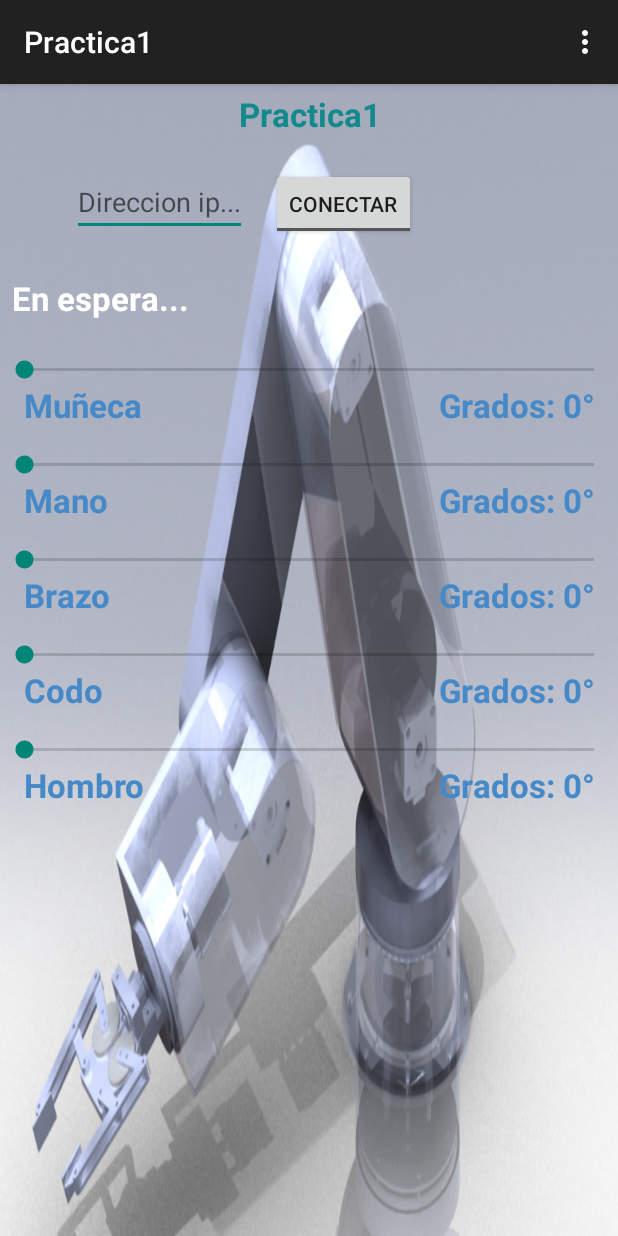
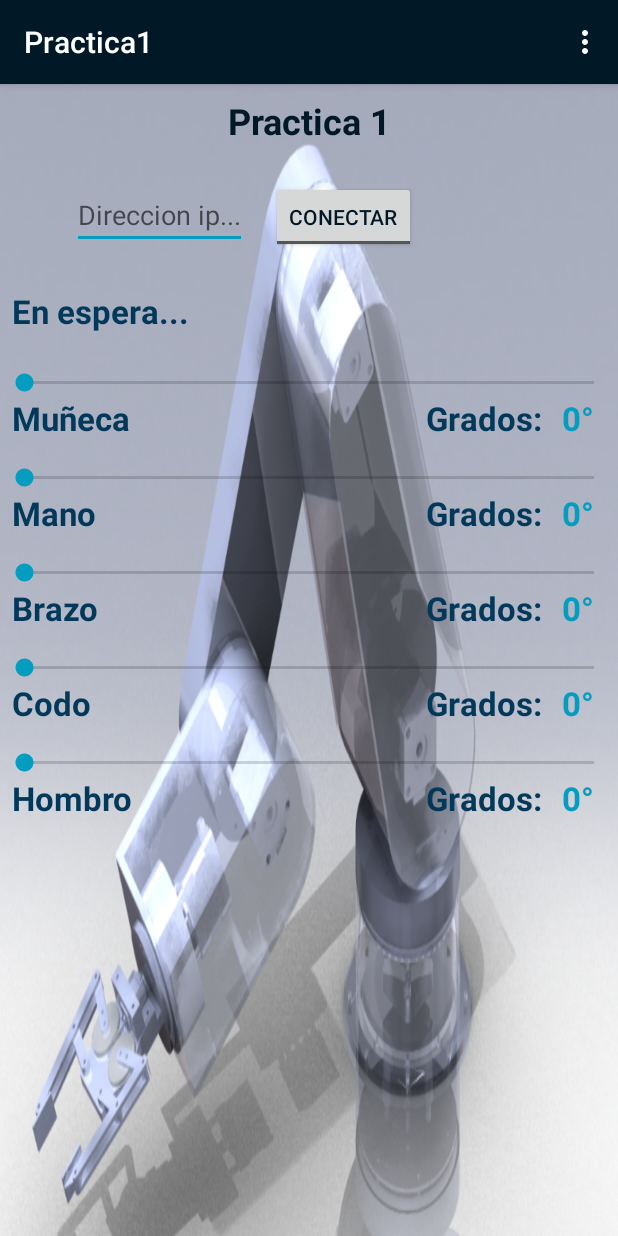
Before and after one commit to gustavo94/IR-2015-II, an Android app: the screen it shows after launch (IrlActivity), on a phone screen of 412 x 824 dp. Run offline under Robolectric (Android 15) with nearby library versions, the phone set to English and light mode, and no system bars.

Commit message:
Algunos cambios a diseño

```diff
--- a/app/src/main/java/com/example/usuario/practica1/IrlActivity.java
+++ b/app/src/main/java/com/example/usuario/practica1/IrlActivity.java
@@ -55,7 +55,7 @@ public class IrlActivity extends AppCompatActivity {
             public void onClick(View v) {
                 if (conexion.isChecked()) {
                     if(ip.getText().toString().equals("")) estado.setText("Ingrese una ip");
-                    else estado.setText("Conectando a" + ip.getText());
+                    else estado.setText("Conectando a: " + ip.getText());
                 } else {
                     estado.setText("En espera...");
                 }
@@ -156,19 +156,19 @@ public class IrlActivity extends AppCompatActivity {
     }
 
     public void mensajeGmu(){
-        gradosgmu.setText("Grados: "+gmu+"°");
+        gradosgmu.setText(gmu+"°");
     }
     public void mensajeGma(){
-        gradosgma.setText("Grados: "+gma+"°");
+        gradosgma.setText(gma+"°");
     }
     public void mensajeGbra(){
-        gradosgbr.setText("Grados: "+gbr+"°");
+        gradosgbr.setText(gbr+"°");
     }
     public void mensajeGco(){
-        gradosgco.setText("Grados: "+gco+"°");
+        gradosgco.setText(gco+"°");
     }
     public void mensajeGho(){
-        gradosgho.setText("Grados: "+gho+"°");
+        gradosgho.setText(gho+"°");
     }
 
 
--- /dev/null
+++ b/app/src/main/res/drawable/seekbar_progress.xml
@@ -0,0 +1,28 @@
+<?xml version="1.0" encoding="utf-8"?>
+<layer-list xmlns:android="http://schemas.android.com/apk/res/android">
+    <item>
+        <clip>
+            <shape>
+                <gradient
+                    android:startColor="#FF5e8ea3"
+                    android:centerColor="#FF32a0d2"
+                    android:centerY="0.1"
+                    android:endColor="#FF13729e"
+                    android:angle="270"
+                    />
+            </shape>
+        </clip>
+    </item>
+    <item>
+        <clip>
+            <bitmap xmlns:android="http://schemas.android.com/apk/res/android"
+                android:src="@drawable/abc_rob"
+                android:tileMode="repeat"
+                android:antialias="true"
+                android:dither="false"
+                android:filter="false"
+                android:gravity="left"
+                />
+        </clip>
+    </item>
+</layer-list>
--- a/app/src/main/res/layout/irl.xml
+++ b/app/src/main/res/layout/irl.xml
@@ -14,12 +14,13 @@
         android:id="@+id/title_text_view"
         android:layout_width="match_parent"
         android:layout_height="wrap_content"
-        android:text="@string/titulo"
+        android:text= "@string/titulo"
         android:textAppearance="?android:textAppearanceLarge"
-        android:textColor="#128a8d"
+        android:textColor="#011826"
         android:textStyle="bold"
         android:gravity="center"
-        android:layout_margin="5dp"/>
+        android:layout_margin="8dp"
+        android:textSize="24sp"/>
 
     <TableRow
         android:layout_width="match_parent"
@@ -46,7 +47,8 @@
                 android:layout_height="wrap_content"
                 android:hint="Direccion ip..."
                 android:layout_marginLeft="48dp"
-                android:layout_marginTop="16dp" />
+                android:layout_marginTop="16dp"
+                android:inputType="text"/>
 
             <ToggleButton
                 android:id="@+id/btnConectar"
@@ -55,7 +57,8 @@
                 android:text="@string/bconectar"
                 android:layout_margin="16dp"
                 android:textOff="Conectar"
-                android:textOn="Desconectar" />
+                android:textOn="Desconectar"
+                android:textColor="#011826"/>
 
 
         </LinearLayout>
@@ -66,7 +69,7 @@
                 android:layout_height="wrap_content"
                 android:text="En espera..."
                 android:textAppearance="?android:textAppearanceLarge"
-                android:textColor="#FFFFFF"
+                android:textColor="#023859"
                 android:textStyle="bold"
                 android:layout_margin="8dp" />
 
@@ -76,7 +79,8 @@
                 android:layout_height="wrap_content"
                 android:max="180"
                 android:progress="0"
-                android:layout_marginTop="16dp"/>
+                android:layout_marginTop="16dp"
+                />
 
             <LinearLayout
                 android:layout_width="match_parent"
@@ -90,24 +94,43 @@
                     android:layout_height="wrap_content"
                     android:text="Muñeca"
                     android:textAppearance="?android:textAppearanceLarge"
-                    android:textColor="#4689C8"
+                    android:textColor="#023859"
                     android:textStyle="bold"
-                    android:layout_marginLeft="16dp"
+                    android:layout_marginLeft="8dp"
                     />
 
+                <RelativeLayout
+                    android:layout_width="match_parent"
+                    android:layout_height="match_parent"
+                    android:orientation="horizontal"
+                    >
+
+                    <TextView
+
+                        android:layout_width="wrap_content"
+                        android:layout_height="wrap_content"
+                        android:text="Grados: "
+                        android:textAppearance="?android:textAppearanceLarge"
+                        android:textColor="#023859"
+                        android:textStyle="bold"
+                        android:layout_toLeftOf="@+id/seektext11"
+                        android:layout_marginRight="8dp"
+
+                        />
 
 
                 <TextView
                     android:id="@+id/seektext11"
-                android:layout_width="match_parent"
+                    android:layout_width="wrap_content"
                     android:layout_height="wrap_content"
-                android:text="Grados: 0°"
+                    android:text="0°"
                     android:textAppearance="?android:textAppearanceLarge"
-                android:textColor="#4689C8"
+                    android:textColor="#049DBF"
                     android:textStyle="bold"
-                android:gravity="right"
                     android:layout_marginRight="16dp"
+                    android:layout_alignParentRight="true"
                     />
+                    </RelativeLayout>
 
             </LinearLayout>
 
@@ -131,22 +154,43 @@
                     android:layout_height="wrap_content"
                     android:text="Mano"
                     android:textAppearance="?android:textAppearanceLarge"
-                    android:textColor="#4689C8"
+                    android:textColor="#023859"
                     android:textStyle="bold"
-                    android:layout_marginLeft="16dp"
+                    android:layout_marginLeft="8dp"
                     />
+
+                <RelativeLayout
+                    android:layout_width="match_parent"
+                    android:layout_height="match_parent"
+                    android:orientation="horizontal"
+                    >
+
+                    <TextView
+
+                        android:layout_width="wrap_content"
+                        android:layout_height="wrap_content"
+                        android:text="Grados: "
+                        android:textAppearance="?android:textAppearanceLarge"
+                        android:textColor="#023859"
+                        android:textStyle="bold"
+                        android:layout_toLeftOf="@+id/seektext22"
+                        android:layout_marginRight="8dp"
+
+                        />
+
 
                     <TextView
                         android:id="@+id/seektext22"
-                android:layout_width="match_parent"
+                        android:layout_width="wrap_content"
                         android:layout_height="wrap_content"
-                android:text="Grados: 0°"
+                        android:text="0°"
                         android:textAppearance="?android:textAppearanceLarge"
-                android:textColor="#4689C8"
+                        android:textColor="#049DBF"
                         android:textStyle="bold"
-                android:gravity="right"
                         android:layout_marginRight="16dp"
+                        android:layout_alignParentRight="true"
                         />
+                </RelativeLayout>
                 </LinearLayout>
 
             <SeekBar
@@ -169,22 +213,43 @@
                     android:layout_height="wrap_content"
                     android:text="Brazo"
                     android:textAppearance="?android:textAppearanceLarge"
-                    android:textColor="#4689C8"
+                    android:textColor="#023859"
                     android:textStyle="bold"
-                    android:layout_marginLeft="16dp"
+                    android:layout_marginLeft="8dp"
                     />
+
+                <RelativeLayout
+                    android:layout_width="match_parent"
+                    android:layout_height="match_parent"
+                    android:orientation="horizontal"
+                    >
+
+                    <TextView
+
+                        android:layout_width="wrap_content"
+                        android:layout_height="wrap_content"
+                        android:text="Grados: "
+                        android:textAppearance="?android:textAppearanceLarge"
+                        android:textColor="#023859"
+                        android:textStyle="bold"
+                        android:layout_toLeftOf="@+id/seektext33"
+                        android:layout_marginRight="8dp"
+
+                        />
+
 
                     <TextView
                         android:id="@+id/seektext33"
-                android:layout_width="match_parent"
+                        android:layout_width="wrap_content"
                         android:layout_height="wrap_content"
-                android:text="Grados: 0°"
+                        android:text="0°"
                         android:textAppearance="?android:textAppearanceLarge"
-                android:textColor="#4689C8"
+                        android:textColor="#049DBF"
                         android:textStyle="bold"
-                android:gravity="right"
                         android:layout_marginRight="16dp"
+                        android:layout_alignParentRight="true"
                         />
+                </RelativeLayout>
             </LinearLayout>
 
             <SeekBar
@@ -207,22 +272,43 @@
                     android:layout_height="wrap_content"
                     android:text="Codo"
                     android:textAppearance="?android:textAppearanceLarge"
-                    android:textColor="#4689C8"
+                    android:textColor="#023859"
                     android:textStyle="bold"
-                    android:layout_marginLeft="16dp"
+                    android:layout_marginLeft="8dp"
                 />
+
+                <RelativeLayout
+                    android:layout_width="match_parent"
+                    android:layout_height="match_parent"
+                    android:orientation="horizontal"
+                    >
+
+                    <TextView
+
+                        android:layout_width="wrap_content"
+                        android:layout_height="wrap_content"
+                        android:text="Grados: "
+                        android:textAppearance="?android:textAppearanceLarge"
+                        android:textColor="#023859"
+                        android:textStyle="bold"
+                        android:layout_toLeftOf="@+id/seektext44"
+                        android:layout_marginRight="8dp"
+
+                        />
+
 
                     <TextView
                         android:id="@+id/seektext44"
-                android:layout_width="match_parent"
+                        android:layout_width="wrap_content"
                         android:layout_height="wrap_content"
-                android:text="Grados: 0°"
+                        android:text="0°"
                         android:textAppearance="?android:textAppearanceLarge"
-                android:textColor="#4689C8"
+                        android:textColor="#049DBF"
                         android:textStyle="bold"
-                android:gravity="right"
                         android:layout_marginRight="16dp"
+                        android:layout_alignParentRight="true"
                         />
+                </RelativeLayout>
             </LinearLayout>
 
             <SeekBar
@@ -245,23 +331,43 @@
                     android:layout_height="wrap_content"
                     android:text="Hombro"
                     android:textAppearance="?android:textAppearanceLarge"
-                    android:textColor="#4689C8"
+                    android:textColor="#023859"
                     android:textStyle="bold"
-                    android:layout_marginLeft="16dp"
+                    android:layout_marginLeft="8dp"
                     />
+
+                <RelativeLayout
+                    android:layout_width="match_parent"
+                    android:layout_height="match_parent"
+                    android:orientation="horizontal"
+                    >
+
+                    <TextView
+
+                        android:layout_width="wrap_content"
+                        android:layout_height="wrap_content"
+                        android:text="Grados: "
+                        android:textAppearance="?android:textAppearanceLarge"
+                        android:textColor="#023859"
+                        android:textStyle="bold"
+                        android:layout_toLeftOf="@+id/seektext55"
+                        android:layout_marginRight="8dp"
+
+                        />
+
 
                     <TextView
                         android:id="@+id/seektext55"
-                android:layout_width="match_parent"
+                        android:layout_width="wrap_content"
                         android:layout_height="wrap_content"
-                android:text="Grados: 0°"
+                        android:text="0°"
                         android:textAppearance="?android:textAppearanceLarge"
-                android:textColor="#4689C8"
+                        android:textColor="#049DBF"
                         android:textStyle="bold"
-                android:gravity="right"
                         android:layout_marginRight="16dp"
-                android:layout_marginBottom="5dp"
+                        android:layout_alignParentRight="true"
                         />
+                </RelativeLayout>
             </LinearLayout>
 
 
--- a/app/src/main/res/values/strings.xml
+++ b/app/src/main/res/values/strings.xml
@@ -1,7 +1,7 @@
 <resources>
     <string name="app_name">Practica1</string>
     <string name="action_settings">Settings</string>
-    <string name="titulo">Practica1</string>
+    <string name="titulo">Practica 1</string>
     <string name="bconectar">Conectar</string>
 
 </resources>
--- a/app/src/main/res/values/styles.xml
+++ b/app/src/main/res/values/styles.xml
@@ -1,8 +1,9 @@
 <resources>
 
-    <!-- Base application theme. -->
     <style name="AppTheme" parent="Theme.AppCompat.Light.DarkActionBar">
-        <!-- Customize your theme here. -->
+        <item name="colorPrimary">#011826</item>
+        <item name="colorPrimaryDark">#011826</item>
+        <item name="colorAccent">#049DBF</item>
+
     </style>
-
 </resources>
```
Also changed, not shown: 2 other files. Lines whose indentation alone changed are shown as unchanged.
